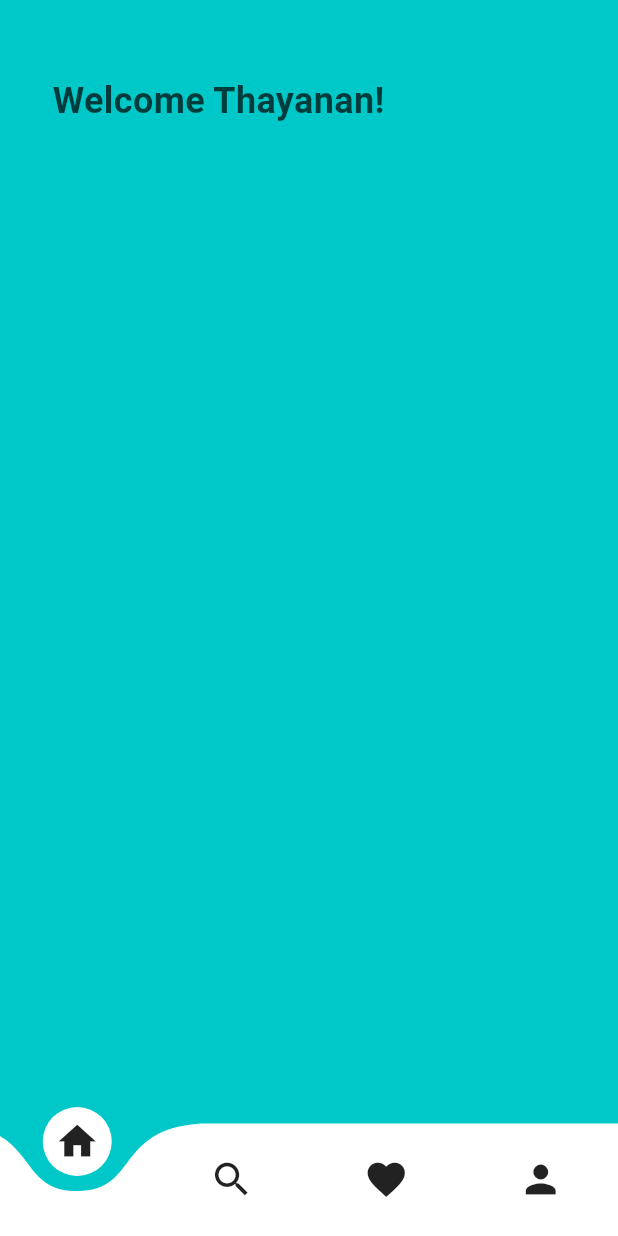
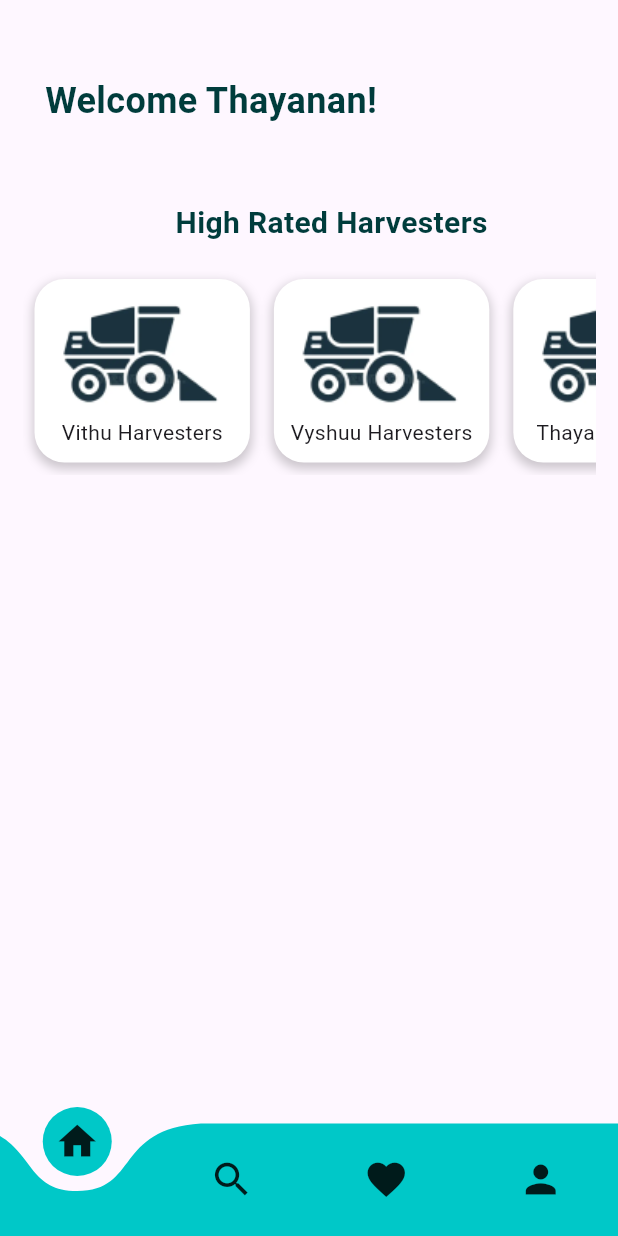
Before and after one commit to thaya2000/harvest_buddy, a Flutter app: the screen it shows after launch, on a phone screen of 412 x 824 dp. Run offline on Flutter 3.47's test engine with Material 3 defaults, Android fonts, the light colour scheme and no system bars; drawn by our look-alikes of curved_navigation_bar.

Commit message:
frontend-high_rated_card-001

```diff
--- a/lib/constant.dart
+++ b/lib/constant.dart
@@ -1,3 +1,4 @@
 const String appName = "Harvest Buddy";
 const String slogan = "Booking App";
 const String bgImage = "assets/bg.png";
+const String hIcon = "assets/harvester_icon.png";
--- a/lib/home_page.dart
+++ b/lib/home_page.dart
@@ -1,6 +1,7 @@
 import 'package:curved_navigation_bar/curved_navigation_bar.dart';
 import 'package:flutter/material.dart';
 import 'package:harvest_buddy/login_page.dart';
+import 'package:harvest_buddy/widgets/high_rated_card.dart';
 import 'constant.dart';
 import 'signup_page.dart';
 
@@ -25,11 +26,16 @@ class _HomePageState extends State<HomePage> {
       fontWeight: FontWeight.bold,
       color: Color.fromARGB(255, 0, 60, 60), // Set a fully opaque color
     );
+    TextStyle h1style = TextStyle(
+      fontSize: 20.0,
+      fontWeight: FontWeight.bold,
+      color: Color.fromARGB(255, 0, 60, 60), // Set a fully opaque color
+    );
 
     return Scaffold(
       extendBody: true,
       resizeToAvoidBottomInset: true,
-      backgroundColor: Color.fromARGB(255, 0, 200, 200),
+      // backgroundColor: Color.fromARGB(255, 0, 200, 200),
       body: SingleChildScrollView(
         child: Form(
           key: formKey,
@@ -37,15 +43,52 @@ class _HomePageState extends State<HomePage> {
             crossAxisAlignment: CrossAxisAlignment.start,
             mainAxisAlignment: MainAxisAlignment.start,
             children: <Widget>[
-              Stack(
+              Container(
+                child: Padding(
+                  padding: const EdgeInsets.only(left: 30, top: 50),
+                  child: Text(
+                    "Welcome Thayanan!",
+                    style: appNameStyle,
+                  ),
+                ),
+              ),
+              Column(
                 children: <Widget>[
                   Padding(
-                    padding: const EdgeInsets.only(left: 35, top: 50),
+                    padding: const EdgeInsets.only(left: 30, top: 50),
                     child: Text(
-                      "Welcome Thayanan!",
-                      style: appNameStyle,
+                      "High Rated Harvesters",
+                      style: h1style,
                     ),
                   ),
+                  Padding(
+                    padding: const EdgeInsets.all(15),
+                    child: SingleChildScrollView(
+                      scrollDirection: Axis.horizontal,
+                      child: Row(
+                        children: <Widget>[
+                          NewWidget(
+                              height: height * 0.1,
+                              width: width * 0.3,
+                              harvesterName: "Vithu Harvesters"),
+                          NewWidget(
+                              height: height * 0.1,
+                              width: width * 0.3,
+                              harvesterName: "Vyshuu Harvesters"),
+                          NewWidget(
+                              height: height * 0.1,
+                              width: width * 0.3,
+                              harvesterName: "Thaya Harvesters"),
+                          NewWidget(
+                              height: height * 0.1,
+                              width: width * 0.3,
+                              harvesterName: "Rishi Harvesters"),
+
+                          // Add more NewWidget widgets as needed
+                        ],
+                      ),
+                    ),
+                  )
                 ],
               ),
             ],
@@ -54,6 +97,7 @@ class _HomePageState extends State<HomePage> {
       ),
       bottomNavigationBar: CurvedNavigationBar(
         backgroundColor: Colors.transparent,
+        color: Color.fromARGB(255, 0, 200, 200),
         items: <Widget>[
           Icon(Icons.home, size: 30),
           Icon(Icons.search, size: 30),
--- /dev/null
+++ b/lib/widgets/high_rated_card.dart
@@ -0,0 +1,50 @@
+import 'package:flutter/material.dart';
+import 'package:harvest_buddy/constant.dart';
+
+class NewWidget extends StatelessWidget {
+  const NewWidget({
+    Key? key,
+    required this.height,
+    required this.width,
+    required this.harvesterName, // New argument
+  }) : super(key: key);
+
+  final double height;
+  final double width;
+  final String harvesterName; // New argument
+
+  @override
+  Widget build(BuildContext context) {
+    return Padding(
+      padding: const EdgeInsets.all(8.0),
+      child: Container(
+        decoration: BoxDecoration(
+          color: Colors.white,
+          borderRadius: BorderRadius.circular(20),
+          boxShadow: [
+            BoxShadow(
+              color: Colors.black.withOpacity(0.2),
+              spreadRadius: 1,
+              blurRadius: 5,
+              offset: Offset(0, 3),
+            ),
+          ],
+        ),
+        child: Padding(
+          padding: const EdgeInsets.all(10.0),
+          child: Column(
+            children: <Widget>[
+              Image.asset(
+                hIcon,
+                height: height,
+                width: width,
+                fit: BoxFit.cover,
+              ),
+              Text(harvesterName) // Use the harvesterName argument here
+            ],
+          ),
+        ),
+      ),
+    );
+  }
+}
--- a/pubspec.yaml
+++ b/pubspec.yaml
@@ -20,3 +20,5 @@ flutter:
   uses-material-design: true
   assets:
     - assets/bg.png
+    - assets/harvester_icon.png
+    - assets/harvester_icon_2.png
```
Also changed, not shown: assets/harvester_icon.png (added), assets/harvester_icon_2.png (added).
